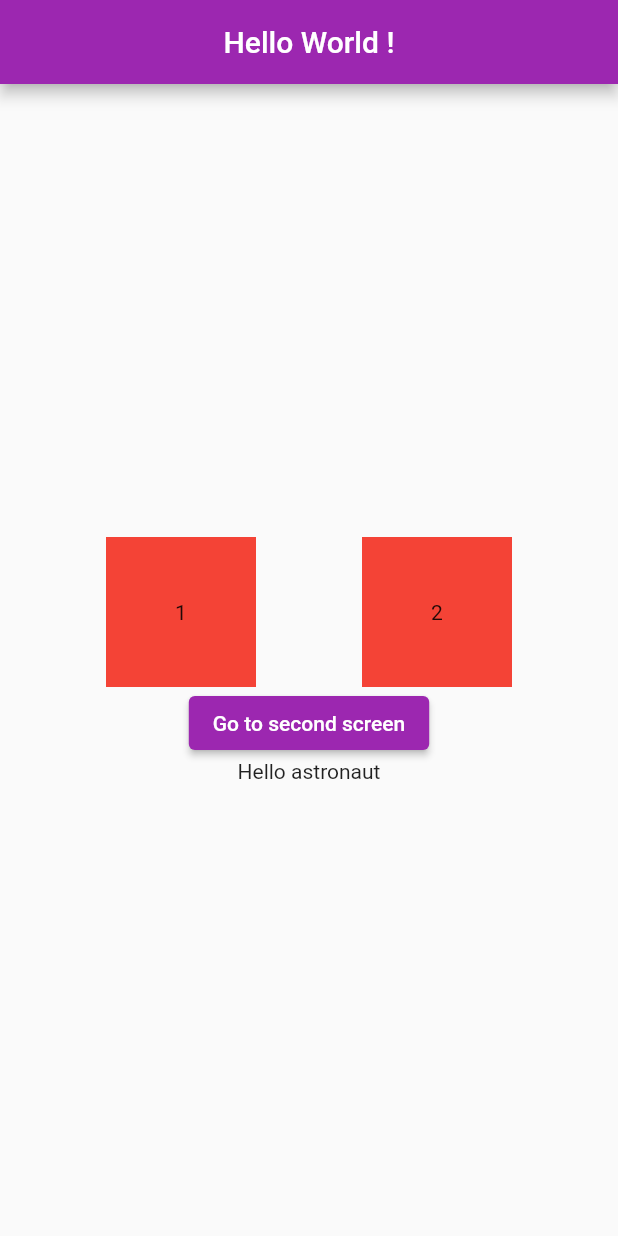
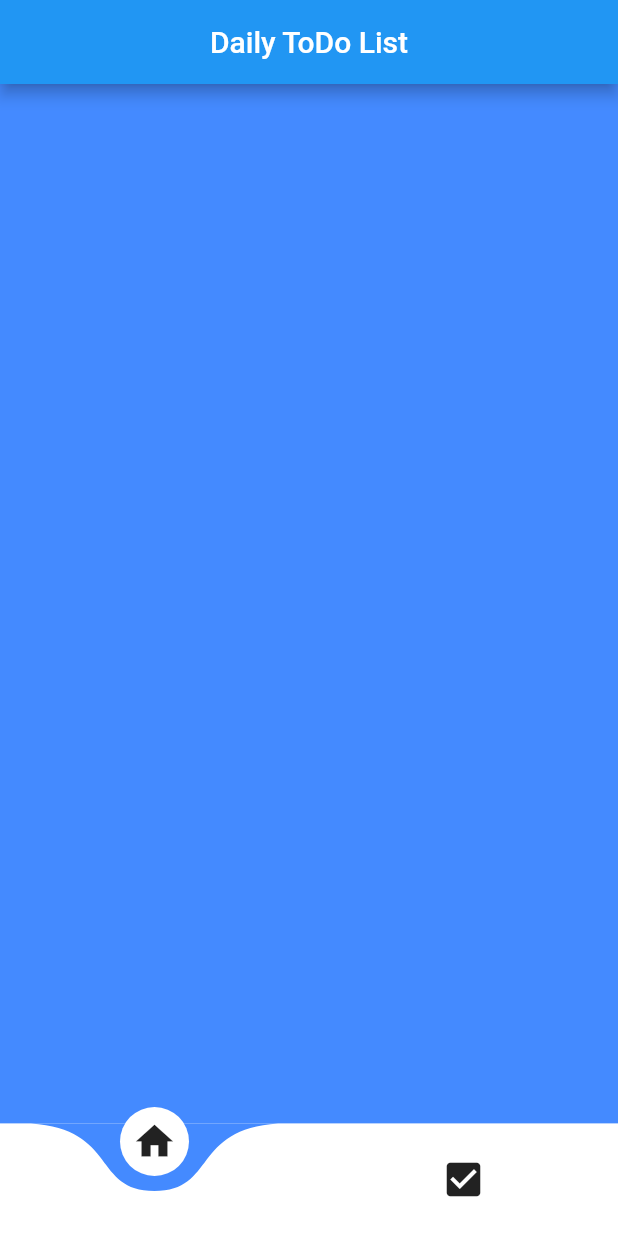
Before and after one commit to 1nbr0/todopelle-ca, a Flutter app: the screen it shows after launch, on a phone screen of 412 x 824 dp. Run offline on Flutter 3.47's test engine with Material 2 defaults, Android fonts, the light colour scheme and no system bars; drawn by our look-alikes of curved_navigation_bar.

Commit message:
home screen and list screen done

```diff
--- a/todopelle_ca/lib/main.dart
+++ b/todopelle_ca/lib/main.dart
@@ -1,23 +1,5 @@
 import 'package:flutter/material.dart';
 import 'package:todopelle_ca/screens/home_screen.dart';
-
-  const List<Map<String, dynamic>> userList = [
-  {
-    "name": "Jhon",
-    "status": "J'aime manger du blé !",
-    "age": "24"
-  },
-  {
-    "name": "Jane",
-    "status": "J'aime !",
-    "age": "55"
-  },
-  {
-    "name": "Nelson",
-    "status": "Ment de là",
-    "age": "100"
-  },
-];
 
 void main() {
   runApp(const MyApp());
@@ -42,10 +24,9 @@ class MyApp extends StatelessWidget {
         // or simply save your changes to "hot reload" in a Flutter IDE).
         // Notice that the counter didn't reset back to zero; the application
         // is not restarted.
-        primarySwatch: Colors.purple,
+        primarySwatch: Colors.blue,
       ),
       home: const HomeScreen(
-        users: userList,
       ),
     );
   }
--- /dev/null
+++ b/todopelle_ca/lib/screens/day_list_todo_screen.dart
@@ -0,0 +1,16 @@
+import 'package:flutter/material.dart';
+
+class DayListTodoScreen extends StatelessWidget {
+  const DayListTodoScreen({Key? key}) : super(key: key);
+
+  @override
+  Widget build(BuildContext context) {
+    return Scaffold(
+      appBar: AppBar(
+        title: const Text("Daily ToDo List"),
+        centerTitle: true,
+      ),
+      backgroundColor: Colors.blueAccent,
+    );
+  }
+}
--- a/todopelle_ca/lib/screens/home_screen.dart
+++ b/todopelle_ca/lib/screens/home_screen.dart
@@ -1,61 +1,49 @@
+import 'package:curved_navigation_bar/curved_navigation_bar.dart';
 import 'package:flutter/material.dart';
+import 'package:todopelle_ca/screens/day_list_todo_screen.dart';
+import 'package:todopelle_ca/screens/list_todo_screen.dart';
 import 'package:todopelle_ca/screens/todo_list_screen.dart';
 
-class HomeScreen extends StatelessWidget {
-  final List<Map<String, dynamic>> users;
+class HomeScreen extends StatefulWidget {
+  const HomeScreen({Key? key}) : super(key: key);
 
+  @override
+  State<HomeScreen> createState() => _HomeScreenState();
+}
 
-  const HomeScreen({
-    Key? key,
-    required this.users,
-    }) : super(key: key);
+class _HomeScreenState extends State<HomeScreen> {
+  int _page = 0;
+  final GlobalKey<CurvedNavigationBarState> _bottomNavigationKey = GlobalKey();
 
   @override
   Widget build(BuildContext context) {
+    final PageController controller = PageController(initialPage: 0);
+
     return Scaffold(
-      appBar: AppBar(
-        title: const Text("Hello World !"),
-        centerTitle: true,
+      bottomNavigationBar: CurvedNavigationBar(
+        backgroundColor: Colors.blueAccent,
+        key: _bottomNavigationKey,
+        items: const <Widget> [
+          Icon(Icons.home, size: 30),
+          Icon(Icons.check_box, size: 30),
+        ],
+        onTap: (index) {
+          setState(() {
+          controller.jumpToPage(index);
+          });
+        },
       ),
-      body: Container(
-        width: double.infinity,
-        child: Column(
-          mainAxisAlignment: MainAxisAlignment.center,
-          children: [
-            Row(
-              mainAxisAlignment: MainAxisAlignment.spaceEvenly,
-              children: [
-                Container(
-                  width: 100,
-                  height: 100,
-                  color: Colors.red,
-                  child: Center(
-                    child: Text("1"),
-                  ),
-                ),
-                Container(
-                  width: 100,
-                  height: 100,
-                  color: Colors.red,
-                  child: Center(
-                    child: Text("2"),
-                  ),
-                )
-              ],
-            ),
-            ElevatedButton(
-              onPressed: () => Navigator.push(
-                context,
-                MaterialPageRoute(
-                  builder: (context) => TodoListScreen(
-                    users: users,
-                  ),
-                ),
-              ),
-              child: const Text("Go to second screen"),
-              ),
-          Text("Hello astronaut"),
-        ],),
+      body: PageView(
+        onPageChanged: (index) {
+          final CurvedNavigationBarState? navBarState = _bottomNavigationKey.currentState;
+          navBarState?.setPage(index);
+        },
+        scrollDirection: Axis.horizontal,
+        controller: controller,
+        children: const <Widget>[
+          DayListTodoScreen(),
+          TodoListScreen(),
+        ],
       )
     );
   }
--- a/todopelle_ca/pubspec.yaml
+++ b/todopelle_ca/pubspec.yaml
@@ -29,6 +29,7 @@ environment:
 dependencies:
   flutter:
     sdk: flutter
+  curved_navigation_bar: ^1.0.1
 
 
   # The following adds the Cupertino Icons font to your application.
```
Also changed, not shown: todopelle_ca/lib/screens/todo_list_screen.dart (+31 -36 lines), todopelle_ca/pubspec.lock.
